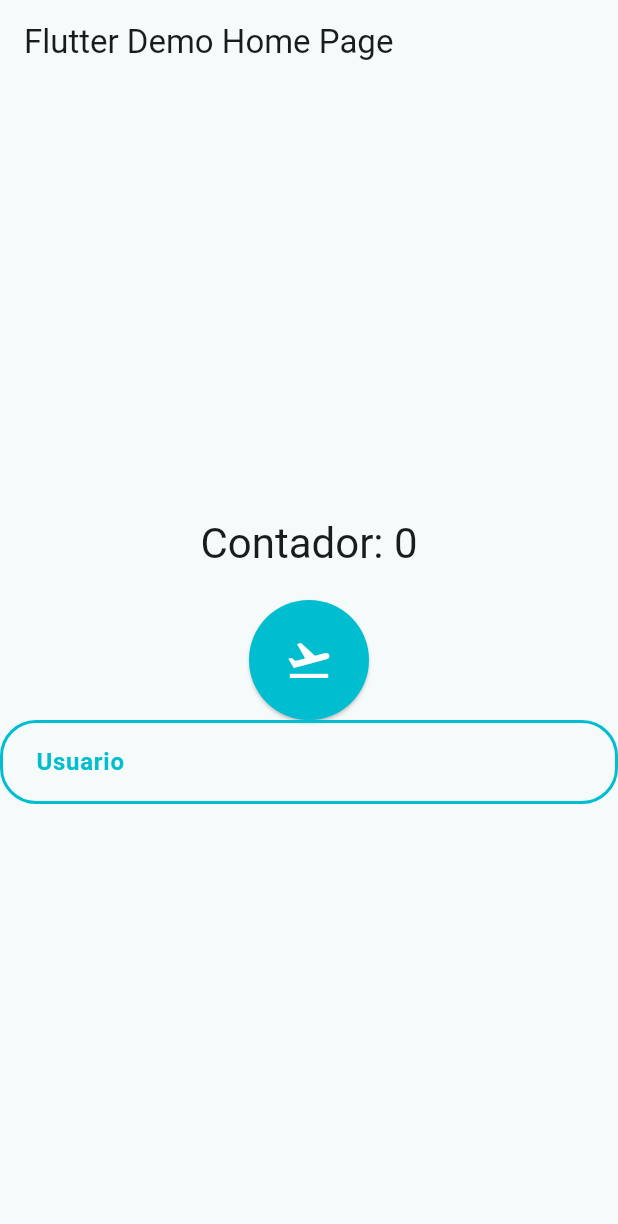
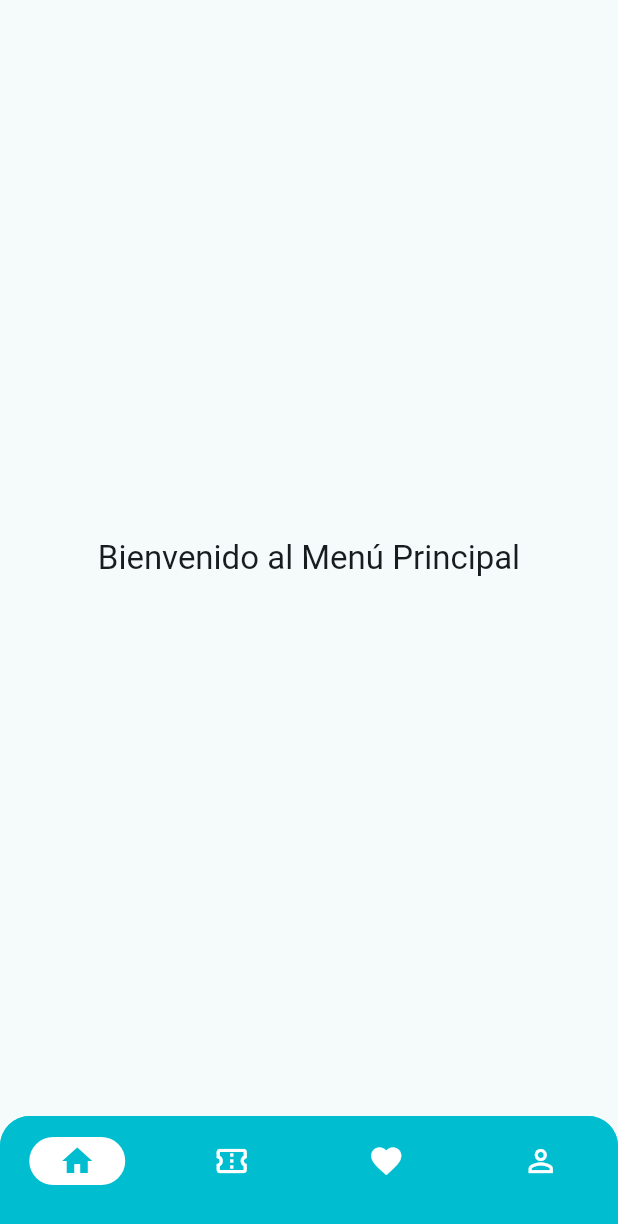
Before and after one commit to Anghy2003/Moon1, a Flutter app: the screen it shows after launch, on a phone screen of 412 x 824 dp. Shown: the top 1224 px of the screen. Run offline on Flutter 3.47's test engine with Material 3 defaults, Android fonts, the light colour scheme and no system bars.

Commit message:
Barra de navegacion completa

```diff
--- /dev/null
+++ b/lib/home/botones/boton_home.dart
@@ -0,0 +1,21 @@
+import 'package:flutter/material.dart';
+
+class BotonHome extends StatelessWidget {
+  const BotonHome({super.key});
+
+  static NavigationDestination icono() => const NavigationDestination(
+    selectedIcon: Icon(Icons.home, color: Color(0xFF00BECF)), // Turquesa al seleccionarse
+    icon: Icon(Icons.home, color: Colors.white),          // Blanco por defecto
+    label: '',
+  );
+
+  @override
+  Widget build(BuildContext context) {
+    return Center(
+      child: Text(
+        'Bienvenido al Menú Principal',
+        style: Theme.of(context).textTheme.titleLarge,
+      ),
+    );
+  }
+}
--- /dev/null
+++ b/lib/home/menu_navegacion.dart
@@ -0,0 +1,60 @@
+import 'package:flutter/material.dart';
+import 'package:moon_aplication/home/botones/boton_home.dart';
+import 'package:moon_aplication/home/botones/boton_likes.dart';
+import 'package:moon_aplication/home/botones/boton_perfil.dart';
+import 'package:moon_aplication/home/botones/boton_reservar.dart';
+
+class MenuNavegacion extends StatefulWidget {
+  const MenuNavegacion({super.key});
+
+  @override
+  State<MenuNavegacion> createState() => NavegacionState();
+}
+
+class NavegacionState extends State<MenuNavegacion> {
+  int currentPageIndex = 0;
+
+  final List<Widget> _pages = const [
+    BotonHome(),
+    BotonReservar(),
+    BotonLikes(),
+    BotonPerfil(),
+  ];
+
+  @override
+  Widget build(BuildContext context) {
+    return Scaffold(
+      bottomNavigationBar: Container(
+        decoration: BoxDecoration(
+          color: Theme.of(context).navigationBarTheme.backgroundColor, // Fondo turquesa
+          borderRadius: const BorderRadius.only(
+            topLeft: Radius.circular(20),
+            topRight: Radius.circular(20),
+          ), // Bordes redondeados superiores
+        ),
+        child: ClipRRect(
+          borderRadius: const BorderRadius.only(
+            topLeft: Radius.circular(20),
+            topRight: Radius.circular(20),
+          ), // Se recorta el contenido al mismo radio
+          child: NavigationBar(
+            onDestinationSelected: (int index) {
+              setState(() {
+                currentPageIndex = index;
+              });
+            },
+            indicatorColor: Theme.of(context).navigationBarTheme.indicatorColor,
+            selectedIndex: currentPageIndex,
+            destinations: [
+              BotonHome.icono(),
+              BotonReservar.icono(),
+              BotonLikes.icono(),
+              BotonPerfil.icono(),
+            ],
+          ),
+        ),
+      ),
+      body: _pages[currentPageIndex],
+    );
+  }
+}
--- a/lib/main.dart
+++ b/lib/main.dart
@@ -1,5 +1,6 @@
 import 'package:flutter/material.dart';
-import 'package:moon_aplication/widgets/inputs.dart';
+import 'package:moon_aplication/home/menu_navegacion.dart';
+import 'package:moon_aplication/shared/app_theme.dart';
 
 void main() {
   runApp(const MyApp());
@@ -12,73 +13,9 @@ class MyApp extends StatelessWidget {
   Widget build(BuildContext context) {
     return MaterialApp(
       debugShowCheckedModeBanner: false,
-      title: 'Flutter Demo',
-      theme: ThemeData(
-        colorScheme: ColorScheme.fromSeed(
-          seedColor: const Color(0xFF00BECF), // Tu color personalizado
-          brightness: Brightness.light,
-        ),
-        useMaterial3: true,
-      ),
-      home: const MyHomePage(title: 'Flutter Demo Home Page'),
+      title: 'Moon Reservas',
+      theme: AppTheme().getTheme(), // Usa AppTheme correctamente
+      home: const MenuNavegacion(),
     );
   }
 }
-
-class MyHomePage extends StatefulWidget {
-  const MyHomePage({super.key, required this.title});
-  final String title;
-
-  @override
-  State<MyHomePage> createState() => _MyHomePageState();
-}
-
-class _MyHomePageState extends State<MyHomePage> {
-  int _counter = 0;
-
-  void _incrementCounter() {
-    setState(() {
-      _counter++;
-    });
-  }
-
-  @override
-  Widget build(BuildContext context) {
-    return Scaffold(
-      appBar: AppBar(title: Text(widget.title)),
-      body: Center(
-        child: Column(
-          mainAxisAlignment: MainAxisAlignment.center,
-          children: [
-            // Muestra el valor del contador
-            Text(
-              'Contador: $_counter',
-              style: Theme.of(context).textTheme.headlineMedium,
-            ),
-            const SizedBox(height: 20),
-            ElevatedButton(
-              onPressed: () {
-                _incrementCounter(); // Incrementa el contador
-                // Opcional: muestra un SnackBar
-                ScaffoldMessenger.of(context).showSnackBar(
-                  const SnackBar(content: Text('Botón presionado')),
-                );
-              },
-              style: ElevatedButton.styleFrom(
-                backgroundColor: const Color(0xFF00BECF), // Color del botón
-                shape: const CircleBorder(),
-                padding: const EdgeInsets.all(24),
-              ),
-              child: const Icon(
-                Icons.flight_takeoff,
-                color: Colors.white,
-                size: 32,
-              ),
-            ),
-            Inputs_Login(),
-          ],
-        ),
-      ),
-    );
-  }
-}
--- /dev/null
+++ b/lib/shared/app_theme.dart
@@ -0,0 +1,35 @@
+import 'package:flutter/material.dart';
+
+class AppTheme {
+  static const Color primaryColor = Color(0xFF00BECF);
+
+  ThemeData getTheme() => ThemeData(
+    useMaterial3: true,
+    colorScheme: ColorScheme.fromSeed(
+      seedColor: primaryColor,
+      brightness: Brightness.light,
+    ),
+
+    // Estilos de botones
+    elevatedButtonTheme: ElevatedButtonThemeData(
+      style: ElevatedButton.styleFrom(backgroundColor: primaryColor),
+    ),
+    textButtonTheme: TextButtonThemeData(
+      style: TextButton.styleFrom(foregroundColor: primaryColor),
+    ),
+    outlinedButtonTheme: OutlinedButtonThemeData(
+      style: OutlinedButton.styleFrom(
+        foregroundColor: primaryColor,
+        side: const BorderSide(color: primaryColor),
+      ),
+    ),
+
+    // Configuración de la barra de navegación (sin iconTheme, ya que está deprecado)
+    navigationBarTheme: NavigationBarThemeData(
+      backgroundColor: primaryColor, // Fondo turquesa
+      indicatorColor: Colors.white, // Indicador blanco
+      surfaceTintColor: Colors.transparent, // Evita alteraciones de color
+      // Se eliminó iconTheme para evitar deprecation.
+    ),
+  );
+}
```
Also changed, not shown: lib/home/botones/boton_likes.dart (added, +21 -0 lines), lib/home/botones/boton_perfil.dart (added, +21 -0 lines), lib/home/botones/boton_reservar.dart (added, +21 -0 lines), lib/shared/theme.dart (deleted, +0 -28 lines).
